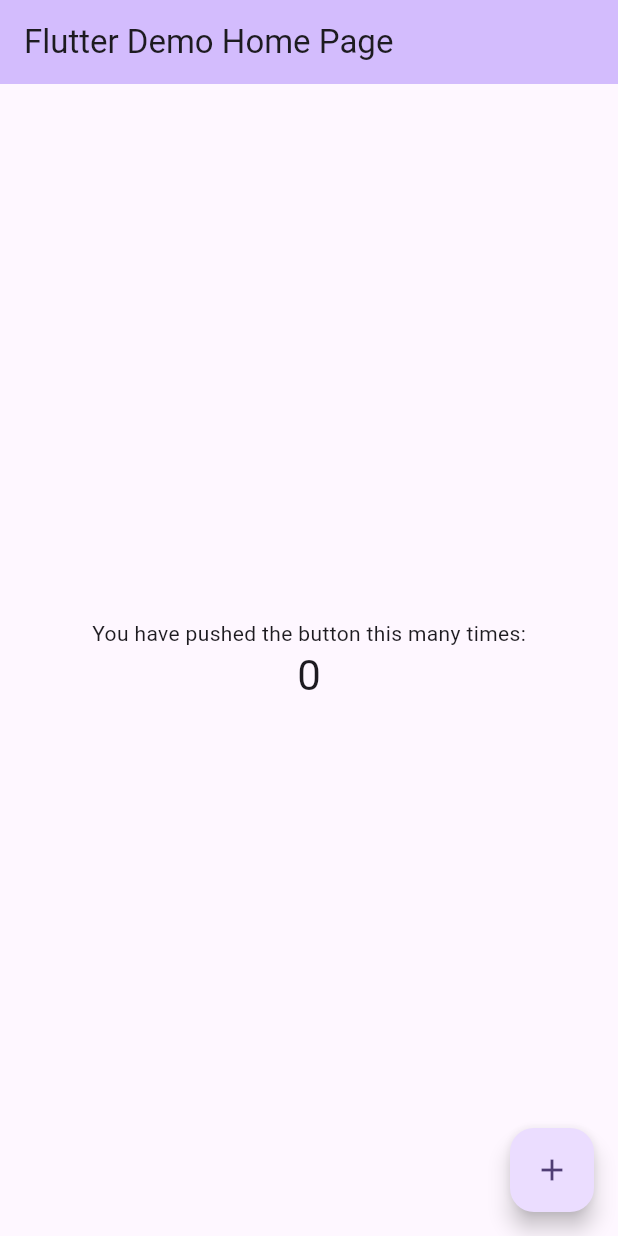
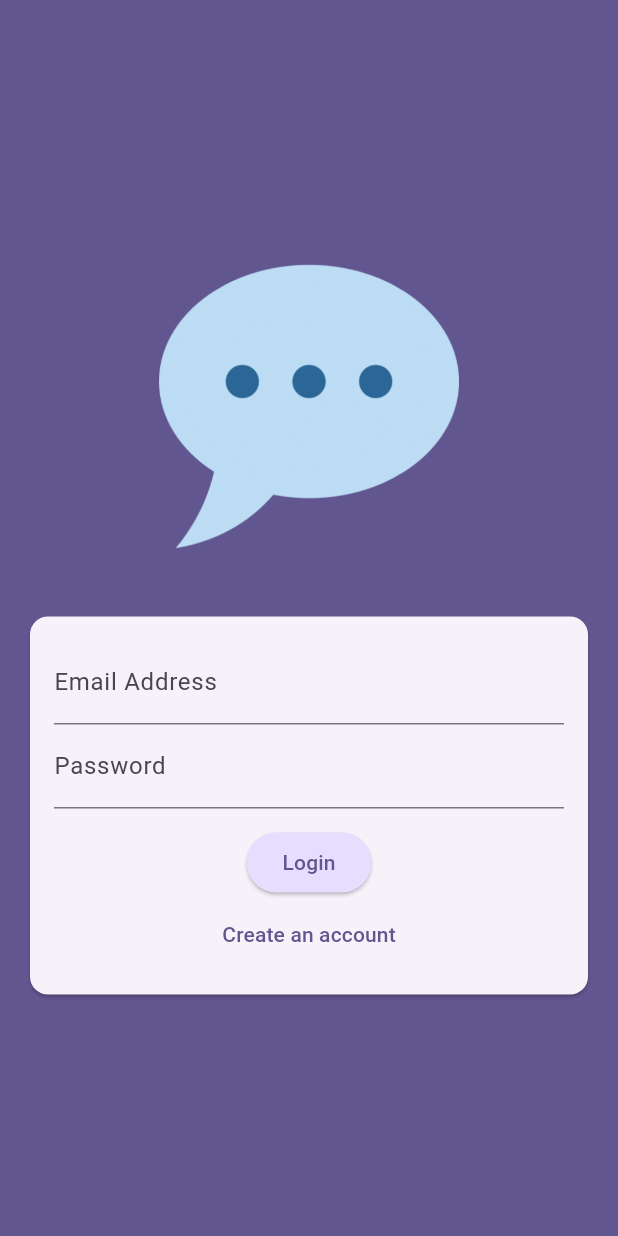
Before and after one commit to raneem-yad/chat_app_api, a Flutter app: the screen it shows after launch, on a phone screen of 412 x 824 dp. Run offline on Flutter 3.47's test engine with Material 3 defaults, Android fonts, the phone set to English and light mode, and no system bars; our stand-ins replace firebase_auth, firebase_core; accounts and stored records are empty.

Commit message:
adding auth screen

```diff
--- a/lib/main.dart
+++ b/lib/main.dart
@@ -1,125 +1,30 @@
+import 'package:chat_app_training/screens/auth.dart';
 import 'package:flutter/material.dart';
 
-void main() {
-  runApp(const MyApp());
+import 'package:firebase_core/firebase_core.dart';
+
+import 'firebase_options.dart';
+
+void main() async {
+  WidgetsFlutterBinding.ensureInitialized();
+  await Firebase.initializeApp(
+    options: DefaultFirebaseOptions.currentPlatform,
+  );
+  runApp(const App());
 }
 
-class MyApp extends StatelessWidget {
-  const MyApp({super.key});
+class App extends StatelessWidget {
+  const App({super.key});
 
-  // This widget is the root of your application.
   @override
   Widget build(BuildContext context) {
     return MaterialApp(
-      title: 'Flutter Demo',
-      theme: ThemeData(
-        // This is the theme of your application.
-        //
-        // TRY THIS: Try running your application with "flutter run". You'll see
-        // the application has a purple toolbar. Then, without quitting the app,
-        // try changing the seedColor in the colorScheme below to Colors.green
-        // and then invoke "hot reload" (save your changes or press the "hot
-        // reload" button in a Flutter-supported IDE, or press "r" if you used
-        // the command line to start the app).
-        //
-        // Notice that the counter didn't reset back to zero; the application
-        // state is not lost during the reload. To reset the state, use hot
-        // restart instead.
-        //
-        // This works for code too, not just values: Most code changes can be
-        // tested with just a hot reload.
-        colorScheme: ColorScheme.fromSeed(seedColor: Colors.deepPurple),
-        useMaterial3: true,
+      title: 'FlutterChat',
+      theme: ThemeData().copyWith(
+        colorScheme: ColorScheme.fromSeed(
+            seedColor: const Color.fromARGB(255, 63, 17, 177)),
       ),
-      home: const MyHomePage(title: 'Flutter Demo Home Page'),
+      home: const AuthScreen(),
     );
   }
 }
-
-class MyHomePage extends StatefulWidget {
-  const MyHomePage({super.key, required this.title});
-
-  // This widget is the home page of your application. It is stateful, meaning
-  // that it has a State object (defined below) that contains fields that affect
-  // how it looks.
-
-  // This class is the configuration for the state. It holds the values (in this
-  // case the title) provided by the parent (in this case the App widget) and
-  // used by the build method of the State. Fields in a Widget subclass are
-  // always marked "final".
-
-  final String title;
-
-  @override
-  State<MyHomePage> createState() => _MyHomePageState();
-}
-
-class _MyHomePageState extends State<MyHomePage> {
-  int _counter = 0;
-
-  void _incrementCounter() {
-    setState(() {
-      // This call to setState tells the Flutter framework that something has
-      // changed in this State, which causes it to rerun the build method below
-      // so that the display can reflect the updated values. If we changed
-      // _counter without calling setState(), then the build method would not be
-      // called again, and so nothing would appear to happen.
-      _counter++;
-    });
-  }
-
-  @override
-  Widget build(BuildContext context) {
-    // This method is rerun every time setState is called, for instance as done
-    // by the _incrementCounter method above.
-    //
-    // The Flutter framework has been optimized to make rerunning build methods
-    // fast, so that you can just rebuild anything that needs updating rather
-    // than having to individually change instances of widgets.
-    return Scaffold(
-      appBar: AppBar(
-        // TRY THIS: Try changing the color here to a specific color (to
-        // Colors.amber, perhaps?) and trigger a hot reload to see the AppBar
-        // change color while the other colors stay the same.
-        backgroundColor: Theme.of(context).colorScheme.inversePrimary,
-        // Here we take the value from the MyHomePage object that was created by
-        // the App.build method, and use it to set our appbar title.
-        title: Text(widget.title),
-      ),
-      body: Center(
-        // Center is a layout widget. It takes a single child and positions it
-        // in the middle of the parent.
-        child: Column(
-          // Column is also a layout widget. It takes a list of children and
-          // arranges them vertically. By default, it sizes itself to fit its
-          // children horizontally, and tries to be as tall as its parent.
-          //
-          // Column has various properties to control how it sizes itself and
-          // how it positions its children. Here we use mainAxisAlignment to
-          // center the children vertically; the main axis here is the vertical
-          // axis because Columns are vertical (the cross axis would be
-          // horizontal).
-          //
-          // TRY THIS: Invoke "debug painting" (choose the "Toggle Debug Paint"
-          // action in the IDE, or press "p" in the console), to see the
-          // wireframe for each widget.
-          mainAxisAlignment: MainAxisAlignment.center,
-          children: <Widget>[
-            const Text(
-              'You have pushed the button this many times:',
-            ),
-            Text(
-              '$_counter',
-              style: Theme.of(context).textTheme.headlineMedium,
-            ),
-          ],
-        ),
-      ),
-      floatingActionButton: FloatingActionButton(
-        onPressed: _incrementCounter,
-        tooltip: 'Increment',
-        child: const Icon(Icons.add),
-      ), // This trailing comma makes auto-formatting nicer for build methods.
-    );
-  }
-}
--- /dev/null
+++ b/lib/screens/auth.dart
@@ -0,0 +1,146 @@
+import 'package:flutter/material.dart';
+import 'package:firebase_auth/firebase_auth.dart';
+
+final _firebase = FirebaseAuth.instance;
+
+class AuthScreen extends StatefulWidget {
+  const AuthScreen({super.key});
+
+  @override
+  State<AuthScreen> createState() {
+    return _AuthScreenState();
+  }
+}
+
+class _AuthScreenState extends State<AuthScreen> {
+  final _form = GlobalKey<FormState>();
+
+  var _isLogin = true;
+  var _enteredEmail = '';
+  var _enteredPassword = '';
+
+  void _submit() async {
+    final isValid = _form.currentState!.validate();
+
+    if (!isValid) {
+      return;
+    }
+
+    _form.currentState!.save();
+
+    if (_isLogin) {
+      // log users in
+    } else {
+      try {
+        final userCredentials = await _firebase.createUserWithEmailAndPassword(
+            email: _enteredEmail, password: _enteredPassword);
+        print(userCredentials);
+      } on FirebaseAuthException catch (error) {
+        if (error.code == 'email-already-in-use') {
+          // ...
+        }
+        ScaffoldMessenger.of(context).clearSnackBars();
+        ScaffoldMessenger.of(context).showSnackBar(
+          SnackBar(
+            content: Text(error.message ?? 'Authentication failed.'),
+          ),
+        );
+      }
+    }
+  }
+
+  @override
+  Widget build(BuildContext context) {
+    return Scaffold(
+      backgroundColor: Theme.of(context).colorScheme.primary,
+      body: Center(
+        child: SingleChildScrollView(
+          child: Column(
+            mainAxisAlignment: MainAxisAlignment.center,
+            children: [
+              Container(
+                margin: const EdgeInsets.only(
+                  top: 30,
+                  bottom: 20,
+                  left: 20,
+                  right: 20,
+                ),
+                width: 200,
+                child: Image.asset('assets/images/chat.png'),
+              ),
+              Card(
+                margin: const EdgeInsets.all(20),
+                child: SingleChildScrollView(
+                  child: Padding(
+                    padding: const EdgeInsets.all(16),
+                    child: Form(
+                      key: _form,
+                      child: Column(
+                        mainAxisSize: MainAxisSize.min,
+                        children: [
+                          TextFormField(
+                            decoration: const InputDecoration(
+                                labelText: 'Email Address'),
+                            keyboardType: TextInputType.emailAddress,
+                            autocorrect: false,
+                            textCapitalization: TextCapitalization.none,
+                            validator: (value) {
+                              if (value == null ||
+                                  value.trim().isEmpty ||
+                                  !value.contains('@')) {
+                                return 'Please enter a valid email address.';
+                              }
+
+                              return null;
+                            },
+                            onSaved: (value) {
+                              _enteredEmail = value!;
+                            },
+                          ),
+                          TextFormField(
+                            decoration:
+                            const InputDecoration(labelText: 'Password'),
+                            obscureText: true,
+                            validator: (value) {
+                              if (value == null || value.trim().length < 6) {
+                                return 'Password must be at least 6 characters long.';
+                              }
+                              return null;
+                            },
+                            onSaved: (value) {
+                              _enteredPassword = value!;
+                            },
+                          ),
+                          const SizedBox(height: 12),
+                          ElevatedButton(
+                            onPressed: _submit,
+                            style: ElevatedButton.styleFrom(
+                              backgroundColor: Theme.of(context)
+                                  .colorScheme
+                                  .primaryContainer,
+                            ),
+                            child: Text(_isLogin ? 'Login' : 'Signup'),
+                          ),
+                          TextButton(
+                            onPressed: () {
+                              setState(() {
+                                _isLogin = !_isLogin;
+                              });
+                            },
+                            child: Text(_isLogin
+                                ? 'Create an account'
+                                : 'I already have an account'),
+                          ),
+                        ],
+                      ),
+                    ),
+                  ),
+                ),
+              ),
+            ],
+          ),
+        ),
+      ),
+    );
+  }
+}
--- a/pubspec.yaml
+++ b/pubspec.yaml
@@ -61,6 +61,8 @@
   uses-material-design: true
 
   # To add assets to your application, add an assets section, like this:
+  assets:
+    - assets/images/chat.png
   # assets:
   #   - images/a_dot_burr.jpeg
   #   - images/a_dot_ham.jpeg
```
Also changed, not shown: assets/images/chat.png (added), firebase.json (added), lib/firebase_options.dart (added), 5 other files.
